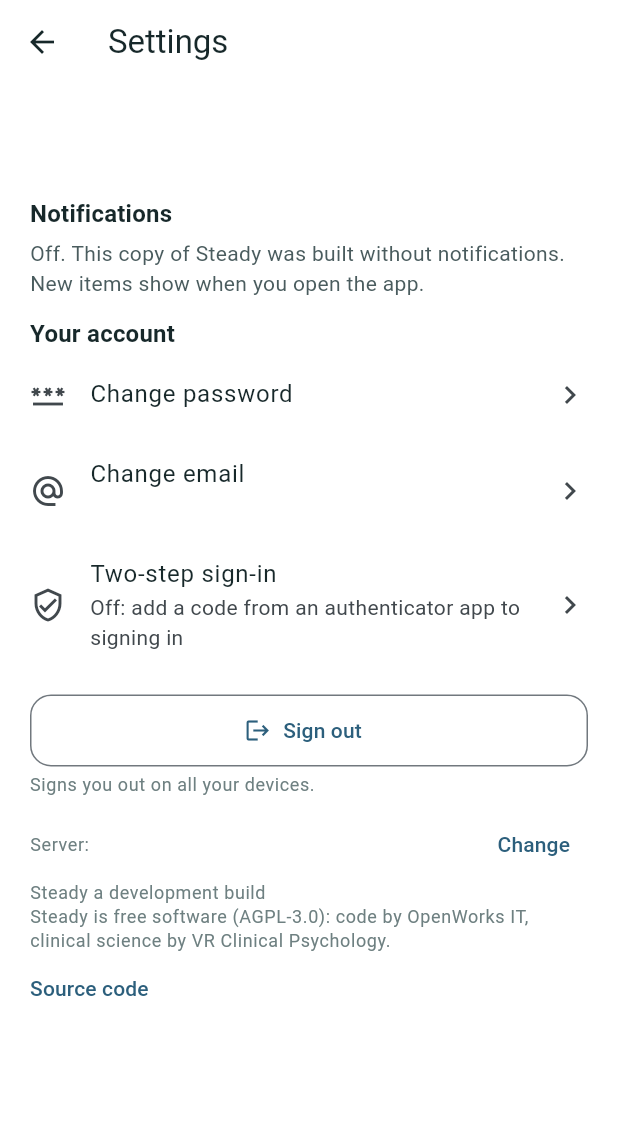
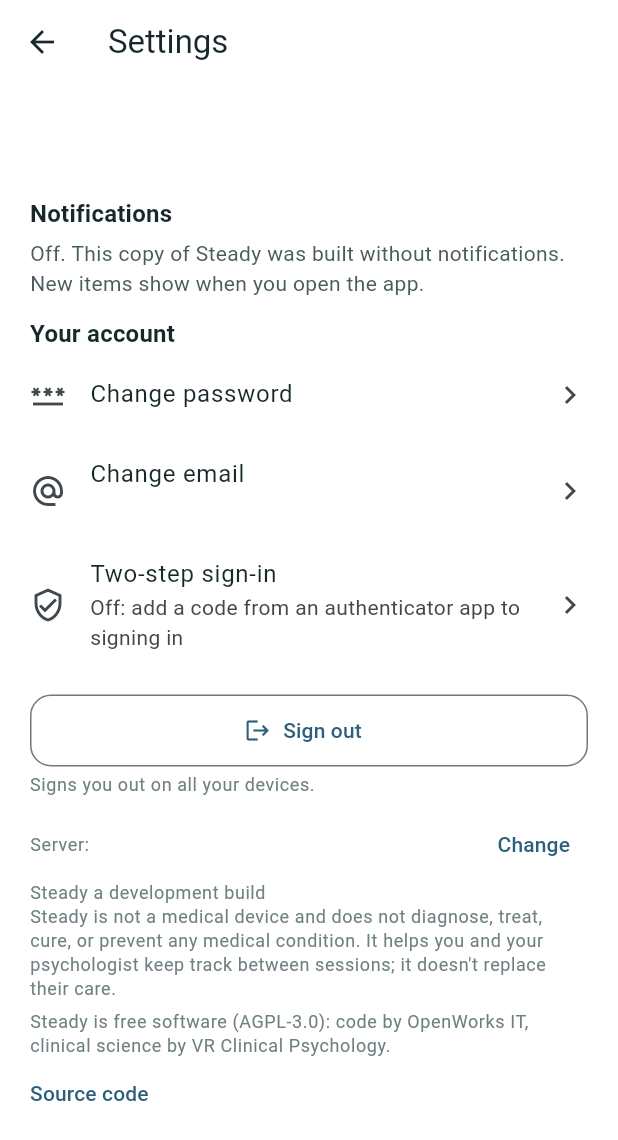
Before and after one commit to OpenWorksIT/steady, a Flutter app: the SettingsScreen screen opened directly, on a phone screen of 412 x 824 dp. Shown: the top 1140 px of the screen. Run offline on Flutter 3.47's test engine with Material 3 defaults, Android fonts, the phone set to English and light mode, and no system bars; our stand-ins replace file_picker, flutter_secure_storage, local_auth, pdf, pocketbase, qr_flutter and 3 more; missing offline and left inert: dart:js_interop, dart:ui_web, excel, flutter_zxing, health; accounts and stored records are empty.

Commit message:
1.2.3: Steady says it is not a medical device (Google Play's health policy)
Under the sign-in form and in Settings (kNotMedicalDevice in the footer), as Play
asks of health apps; the watch screen says Steady measures nothing itself and reads
what the watch saved. The watch consent's terms are unchanged (still wearable-2).
APP.md notes Play's November review: the description, one Health Connect
declaration per data type, and a psychologist's login for reviewers.

Co-Authored-By: Claude Opus 5.5 <noreply@anthropic.com>
Claude-Session: https://claude.ai/code/session_01Ev59FLH2QXfpjrGLV2pMYZ

```diff
--- a/app/lib/ui/patient/watch_screens.dart
+++ b/app/lib/ui/patient/watch_screens.dart
@@ -151,8 +151,8 @@ class _ConnectWatchScreenState extends State<ConnectWatchScreen> {
           padding: const EdgeInsets.fromLTRB(20, 4, 20, 28),
           children: [
             Text(
-              'Steady can read what your watch saves in $storeName and share a daily summary with your psychologist. '
-              'This is optional and you can stop at any time.',
+              'Steady doesn\'t measure anything itself. It reads what your watch has already saved in $storeName and shares '
+              'a daily summary with your psychologist. This is optional and you can stop at any time.',
               style: context.tt.bodyLarge,
             ),
             const SizedBox(height: 16),
--- a/app/lib/ui/source_link.dart
+++ b/app/lib/ui/source_link.dart
@@ -8,6 +8,10 @@ import 'package:url_launcher/url_launcher.dart';
 import '../build_info.dart';
 import 'theme.dart';
 
+/// What Steady is not, as the app stores ask for it: on the sign-in screen and in Settings.
+const kNotMedicalDevice = 'Steady is not a medical device and does not diagnose, treat, cure, or prevent any medical '
+    'condition. It helps you and your psychologist keep track between sessions; it doesn\'t replace their care.';
+
 class SourceLink extends StatelessWidget {
   const SourceLink({super.key});
 
@@ -15,6 +19,8 @@ class SourceLink extends StatelessWidget {
   Widget build(BuildContext context) {
     final small = context.tt.bodySmall?.copyWith(color: context.sc.ink3);
     return Column(crossAxisAlignment: CrossAxisAlignment.start, children: [
+      Text(kNotMedicalDevice, style: small),
+      const SizedBox(height: 6),
       Text('Steady is free software (AGPL-3.0): code by OpenWorks IT, clinical science by VR Clinical Psychology.', style: small),
       TextButton(
         style: TextButton.styleFrom(padding: EdgeInsets.zero, minimumSize: const Size(0, 36), alignment: Alignment.centerLeft),
--- a/app/pubspec.yaml
+++ b/app/pubspec.yaml
@@ -2,7 +2,7 @@ name: steady
 description: "Steady: between-session check-ins, questionnaires and exercises for a psychology practice."
 publish_to: "none"
 # Steady's version: the same as VERSION at the top of the repository (CI checks; docs/VERSIONS.md)
-version: 1.2.2+122
+version: 1.2.3+123
 
 environment:
   sdk: ">=3.10.0 <4.0.0"
```
Also changed, not shown: 4 other files.
